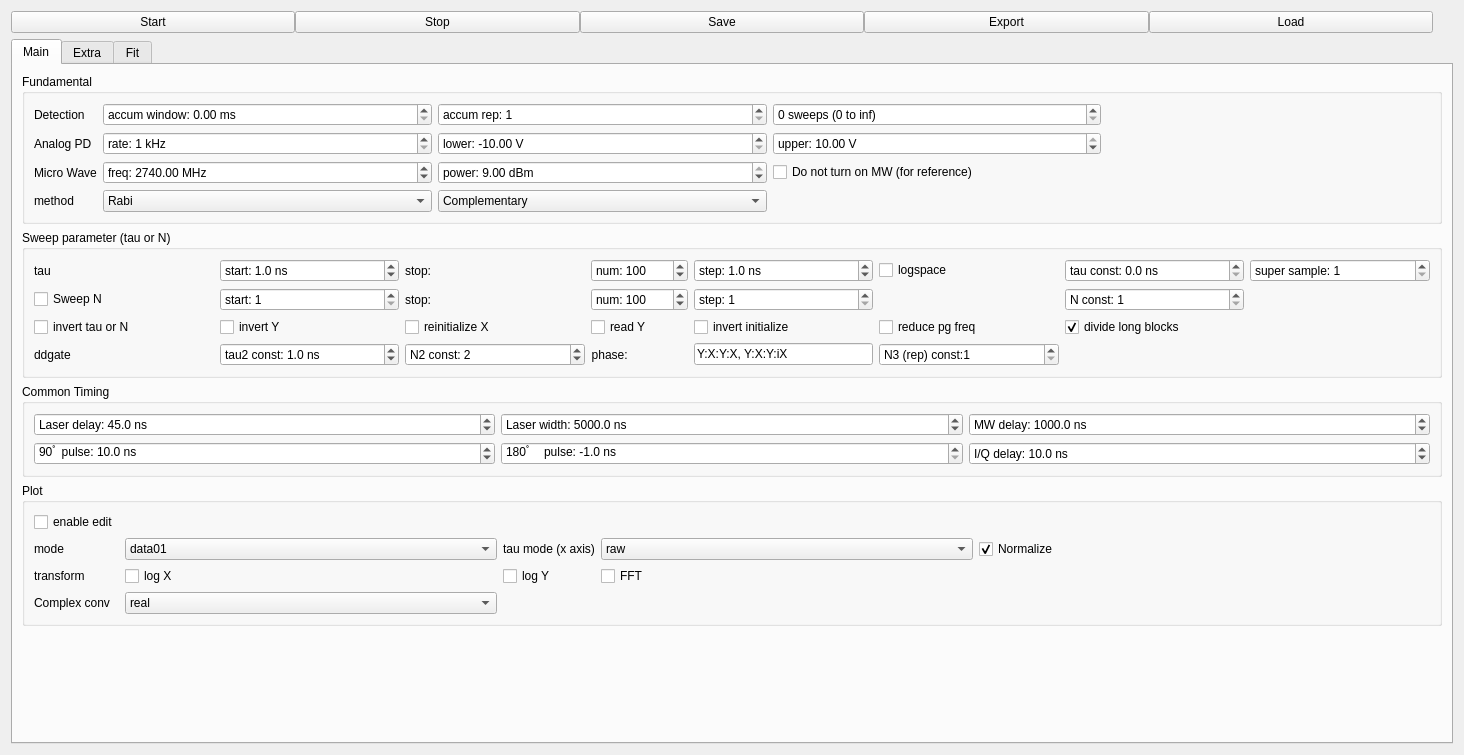
Above: mahos/gui/ui/spodmr.ui from ToyotaCRDL/mahos before the change. Below: the same form after it.
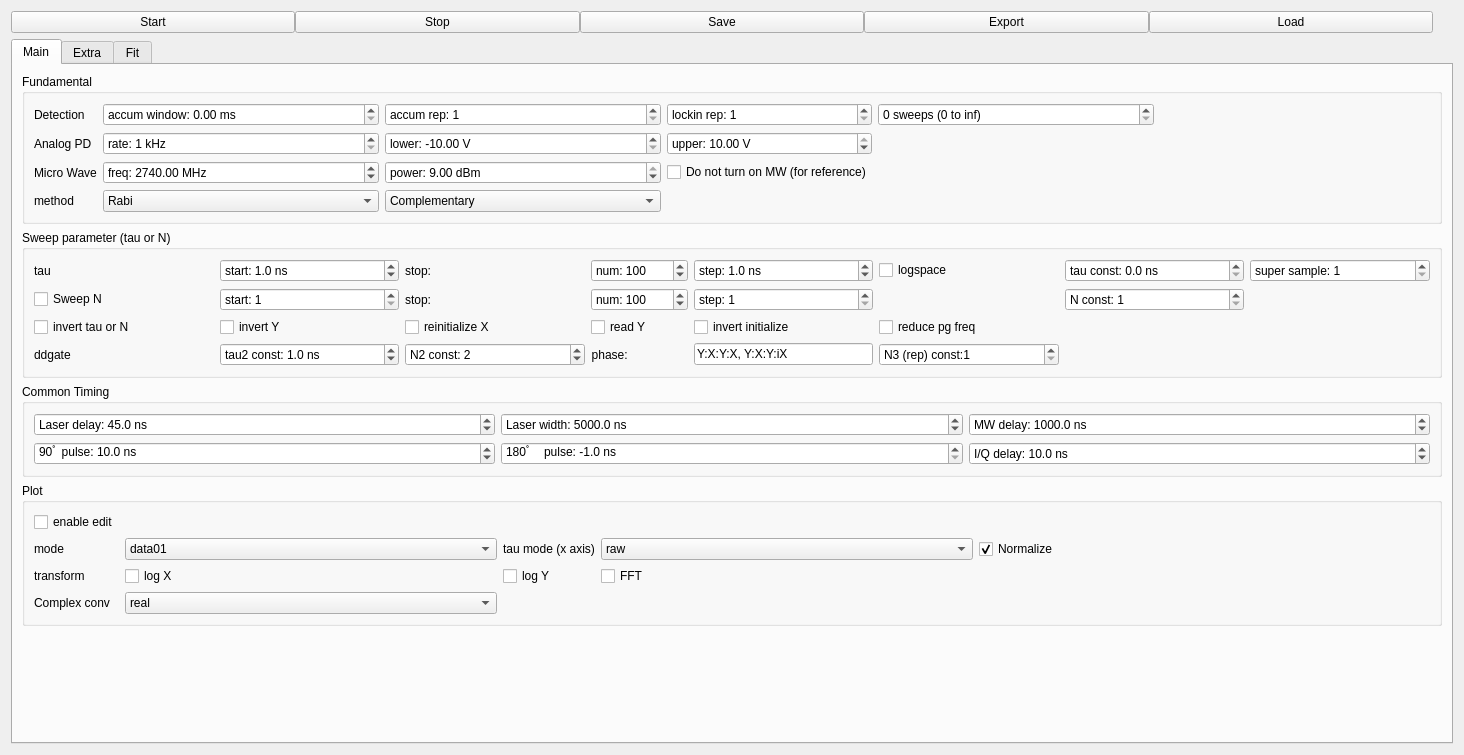
That is the form after the change.

Commit message: spodmr: add param lockin_rep

Diff of the .ui file:
```diff
--- a/mahos/gui/ui/spodmr.ui
+++ b/mahos/gui/ui/spodmr.ui
@@ -397,7 +397,7 @@
               </property>
              </widget>
             </item>
-            <item row="0" column="4">
+            <item row="0" column="5">
              <widget class="QSpinBox" name="sweepsBox">
               <property name="enabled">
                <bool>true</bool>
@@ -425,6 +425,19 @@
               </property>
              </widget>
             </item>
+            <item row="0" column="4">
+             <widget class="QSpinBox" name="lockinrepBox">
+              <property name="prefix">
+               <string>lockin rep: </string>
+              </property>
+              <property name="minimum">
+               <number>1</number>
+              </property>
+              <property name="maximum">
+               <number>9999</number>
+              </property>
+             </widget>
+            </item>
            </layout>
           </widget>
          </item>
@@ -434,19 +447,6 @@
             <string>Sweep parameter (tau or N)</string>
            </property>
            <layout class="QGridLayout" name="gridLayout_3">
-            <item row="2" column="6">
-             <widget class="QCheckBox" name="divideblockBox">
-              <property name="enabled">
-               <bool>true</bool>
-              </property>
-              <property name="text">
-               <string>divide long blocks</string>
-              </property>
-              <property name="checked">
-               <bool>true</bool>
-              </property>
-             </widget>
-            </item>
             <item row="1" column="2">
              <widget class="QLabel" name="NstopLabel">
               <property name="text">
```
Left out of the diff: 6 changed lines with no effect on the pictures. The commit also changes 3 other files.
